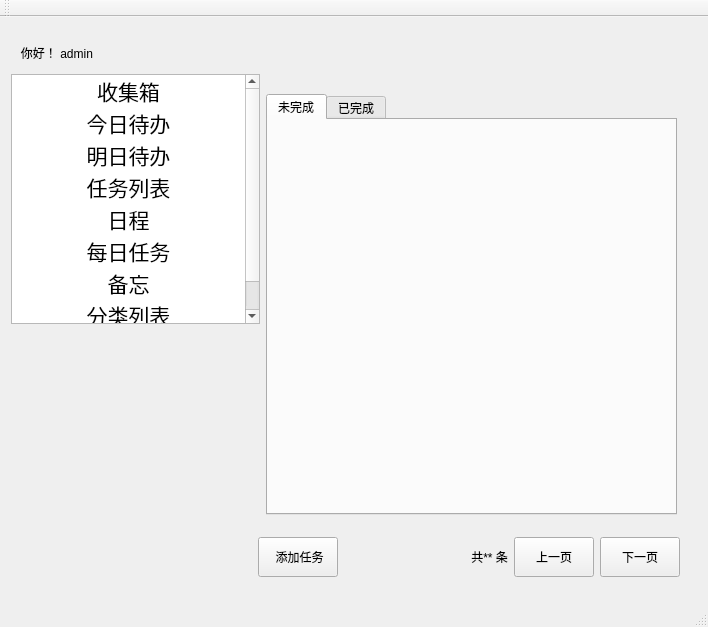
The window that mainwindow.ui (galaxyChen/timemanager) describes before a commit, drawn with Qt 5.
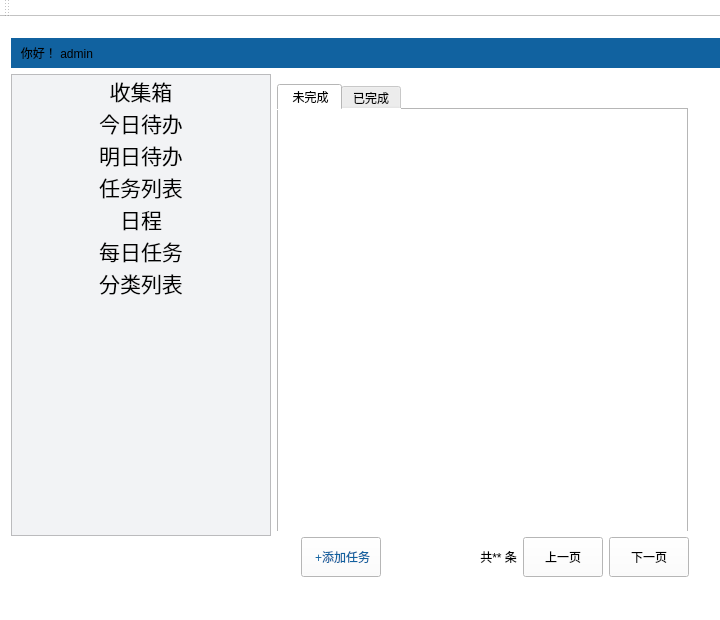
The same window after the commit. The open tabs and pages were chosen to show the change.

Diff of the .ui file:
```diff
--- a/mainwindow.ui
+++ b/mainwindow.ui
@@ -6,12 +6,33 @@
    <rect>
     <x>0</x>
     <y>0</y>
-    <width>708</width>
-    <height>627</height>
+    <width>720</width>
+    <height>620</height>
    </rect>
   </property>
+  <property name="sizePolicy">
+   <sizepolicy hsizetype="Minimum" vsizetype="Minimum">
+    <horstretch>0</horstretch>
+    <verstretch>0</verstretch>
+   </sizepolicy>
+  </property>
+  <property name="minimumSize">
+   <size>
+    <width>720</width>
+    <height>620</height>
+   </size>
+  </property>
+  <property name="maximumSize">
+   <size>
+    <width>720</width>
+    <height>620</height>
+   </size>
+  </property>
   <property name="windowTitle">
-   <string>MainWindow</string>
+   <string>doit.now</string>
+  </property>
+  <property name="styleSheet">
+   <string notr="true">background-color: rgb(255, 255, 255);</string>
   </property>
   <widget class="QWidget" name="centralWidget">
    <widget class="QWidget" name="verticalLayoutWidget">
@@ -19,7 +40,7 @@
      <rect>
       <x>0</x>
       <y>10</y>
-      <width>691</width>
+      <width>722</width>
       <height>561</height>
      </rect>
     </property>
@@ -28,10 +49,19 @@
       <widget class="QLabel" name="title">
        <property name="minimumSize">
         <size>
-         <width>0</width>
+         <width>720</width>
          <height>30</height>
         </size>
        </property>
+       <property name="maximumSize">
+        <size>
+         <width>720</width>
+         <height>16777215</height>
+        </size>
+       </property>
+       <property name="styleSheet">
+        <string notr="true">background-color: rgb(17,98, 160);</string>
+       </property>
        <property name="text">
         <string>   你好！ admin</string>
        </property>
@@ -46,9 +76,19 @@
            <property name="minimumSize">
             <size>
              <width>0</width>
-             <height>250</height>
+             <height>462</height>
             </size>
            </property>
+           <property name="maximumSize">
+            <size>
+             <width>16777215</width>
+             <height>462</height>
+            </size>
+           </property>
+           <property name="styleSheet">
+            <string notr="true">background-color: rgb(242,243,245);
+font: 10pt &quot;微软雅黑&quot;;</string>
+           </property>
            <item>
             <property name="text">
              <string>收集箱</string>
@@ -127,19 +167,6 @@
              <set>AlignCenter</set>
             </property>
            </item>
-           <item>
-            <property name="text">
-             <string>备忘</string>
-            </property>
-            <property name="font">
-             <font>
-              <pointsize>16</pointsize>
-             </font>
-            </property>
-            <property name="textAlignment">
-             <set>AlignCenter</set>
-            </property>
-           </item>
            <item>
             <property name="text">
              <string>分类列表</string>
@@ -155,19 +182,6 @@
            </item>
           </widget>
          </item>
-         <item>
-          <spacer name="verticalSpacer">
-           <property name="orientation">
-            <enum>Qt::Vertical</enum>
-           </property>
-           <property name="sizeHint" stdset="0">
-            <size>
-             <width>20</width>
-             <height>40</height>
-            </size>
-           </property>
-          </spacer>
-         </item>
         </layout>
        </item>
        <item>
@@ -181,9 +195,9 @@
            <property name="geometry">
             <rect>
              <x>0</x>
-             <y>20</y>
+             <y>10</y>
              <width>411</width>
-             <height>421</height>
+             <height>461</height>
             </rect>
            </property>
            <property name="currentIndex">
@@ -191,8 +205,19 @@
            </property>
            <widget class="QWidget" name="toDo">
             <attribute name="title">
-             <string>未完成</string>
+             <string> 未完成</string>
             </attribute>
+            <widget class="QWidget" name="verticalLayoutWidget_3">
+             <property name="geometry">
+              <rect>
+               <x>10</x>
+               <y>10</y>
+               <width>391</width>
+               <height>431</height>
+              </rect>
+             </property>
+             <layout class="QVBoxLayout" name="todolayout_1"/>
+            </widget>
            </widget>
            <widget class="QWidget" name="toBeDone">
             <attribute name="title">
@@ -239,6 +264,149 @@
          </property>
         </spacer>
        </item>
+       <item>
+        <spacer name="horizontalSpacer_6">
+         <property name="orientation">
+          <enum>Qt::Horizontal</enum>
+         </property>
+         <property name="sizeHint" stdset="0">
+          <size>
+           <width>40</width>
+           <height>20</height>
+          </size>
+         </property>
+        </spacer>
+       </item>
+       <item>
+        <spacer name="horizontalSpacer_12">
+         <property name="orientation">
+          <enum>Qt::Horizontal</enum>
+         </property>
+         <property name="sizeHint" stdset="0">
+          <size>
+           <width>40</width>
+           <height>20</height>
+          </size>
+         </property>
+        </spacer>
+       </item>
+       <item>
+        <spacer name="horizontalSpacer_13">
+         <property name="orientation">
+          <enum>Qt::Horizontal</enum>
+         </property>
+         <property name="sizeHint" stdset="0">
+          <size>
+           <width>40</width>
+           <height>20</height>
+          </size>
+         </property>
+        </spacer>
+       </item>
+       <item>
+        <spacer name="horizontalSpacer_17">
+         <property name="orientation">
+          <enum>Qt::Horizontal</enum>
+         </property>
+         <property name="sizeHint" stdset="0">
+          <size>
+           <width>40</width>
+           <height>20</height>
+          </size>
+         </property>
+        </spacer>
+       </item>
+       <item>
+        <spacer name="horizontalSpacer_18">
+         <property name="orientation">
+          <enum>Qt::Horizontal</enum>
+         </property>
+         <property name="sizeHint" stdset="0">
+          <size>
+           <width>40</width>
+           <height>20</height>
+          </size>
+         </property>
+        </spacer>
+       </item>
+       <item>
+        <spacer name="horizontalSpacer_11">
+         <property name="orientation">
+          <enum>Qt::Horizontal</enum>
+         </property>
+         <property name="sizeHint" stdset="0">
+          <size>
+           <width>40</width>
+           <height>20</height>
+          </size>
+         </property>
+        </spacer>
+       </item>
+       <item>
+        <spacer name="horizontalSpacer_20">
+         <property name="orientation">
+          <enum>Qt::Horizontal</enum>
+         </property>
+         <property name="sizeHint" stdset="0">
+          <size>
+           <width>40</width>
+           <height>20</height>
+          </size>
+         </property>
+        </spacer>
+       </item>
+       <item>
+        <spacer name="horizontalSpacer_16">
+         <property name="orientation">
+          <enum>Qt::Horizontal</enum>
+         </property>
+         <property name="sizeHint" stdset="0">
+          <size>
+           <width>40</width>
+           <height>20</height>
+          </size>
+         </property>
+        </spacer>
+       </item>
+       <item>
+        <spacer name="horizontalSpacer_7">
+         <property name="orientation">
+          <enum>Qt::Horizontal</enum>
+         </property>
+         <property name="sizeHint" stdset="0">
+          <size>
+           <width>40</width>
+           <height>20</height>
+          </size>
+         </property>
+        </spacer>
+       </item>
+       <item>
+        <spacer name="horizontalSpacer_8">
+         <property name="orientation">
+          <enum>Qt::Horizontal</enum>
+         </property>
+         <property name="sizeHint" stdset="0">
+          <size>
+           <width>40</width>
+           <height>20</height>
+          </size>
+         </property>
+        </spacer>
+       </item>
+       <item>
+        <spacer name="horizontalSpacer_9">
+         <property name="orientation">
+          <enum>Qt::Horizontal</enum>
+         </property>
+         <property name="sizeHint" stdset="0">
+          <size>
+           <width>40</width>
+           <height>20</height>
+          </size>
+         </property>
+        </spacer>
+       </item>
        <item>
         <widget class="QPushButton" name="addButton">
          <property name="minimumSize">
@@ -247,8 +415,15 @@
            <height>40</height>
           </size>
          </property>
+         <property name="styleSheet">
+          <string notr="true">background-color: rgb(255, 255, 255);
+font: 12pt &quot;微软雅黑&quot;;
+color:rgb(17,98,160);
+border-color: rgb(255, 255, 255);
+selection-color: rgb(255, 255, 255);</string>
+         </property>
          <property name="text">
-          <string> 添加任务</string>
+          <string> +添加任务</string>
          </property>
         </widget>
        </item>
@@ -257,8 +432,44 @@
          <property name="orientation">
           <enum>Qt::Horizontal</enum>
          </property>
-         <property name="sizeType">
-          <enum>QSizePolicy::Expanding</enum>
+         <property name="sizeHint" stdset="0">
+          <size>
+           <width>40</width>
+           <height>20</height>
+          </size>
+         </property>
+        </spacer>
+       </item>
+       <item>
+        <spacer name="horizontalSpacer_15">
+         <property name="orientation">
+          <enum>Qt::Horizontal</enum>
+         </property>
+         <property name="sizeHint" stdset="0">
+          <size>
+           <width>40</width>
+           <height>20</height>
+          </size>
+         </property>
+        </spacer>
+       </item>
+       <item>
+        <spacer name="horizontalSpacer_4">
+         <property name="orientation">
+          <enum>Qt::Horizontal</enum>
+         </property>
+         <property name="sizeHint" stdset="0">
+          <size>
+           <width>40</width>
+           <height>20</height>
+          </size>
+         </property>
+        </spacer>
+       </item>
+       <item>
+        <spacer name="horizontalSpacer_5">
+         <property name="orientation">
+          <enum>Qt::Horizontal</enum>
          </property>
          <property name="sizeHint" stdset="0">
           <size>
@@ -276,6 +487,9 @@
            <height>40</height>
           </size>
          </property>
+         <property name="styleSheet">
+          <string notr="true">font: 12pt &quot;微软雅黑&quot;;</string>
+         </property>
          <property name="text">
           <string> 共** 条</string>
          </property>
@@ -289,6 +503,11 @@
            <height>40</height>
           </size>
          </property>
+         <property name="styleSheet">
+          <string notr="true">background-color: rgb(255, 255, 255);
+font: 12pt &quot;微软雅黑&quot;;
+</string>
+         </property>
          <property name="text">
           <string>上一页</string>
          </property>
@@ -302,11 +521,28 @@
            <height>40</height>
           </size>
          </property>
+         <property name="styleSheet">
+          <string notr="true">background-color: rgb(255, 255, 255);
+font: 12pt &quot;微软雅黑&quot;;</string>
+         </property>
          <property name="text">
           <string>下一页</string>
          </property>
         </widget>
        </item>
+       <item>
+        <spacer name="horizontalSpacer_10">
+         <property name="orientation">
+          <enum>Qt::Horizontal</enum>
+         </property>
+         <property name="sizeHint" stdset="0">
+          <size>
+           <width>40</width>
+           <height>20</height>
+          </size>
+         </property>
+        </spacer>
+       </item>
       </layout>
      </item>
     </layout>
```
Left out of the diff: 216 changed lines with no effect on the pictures.
